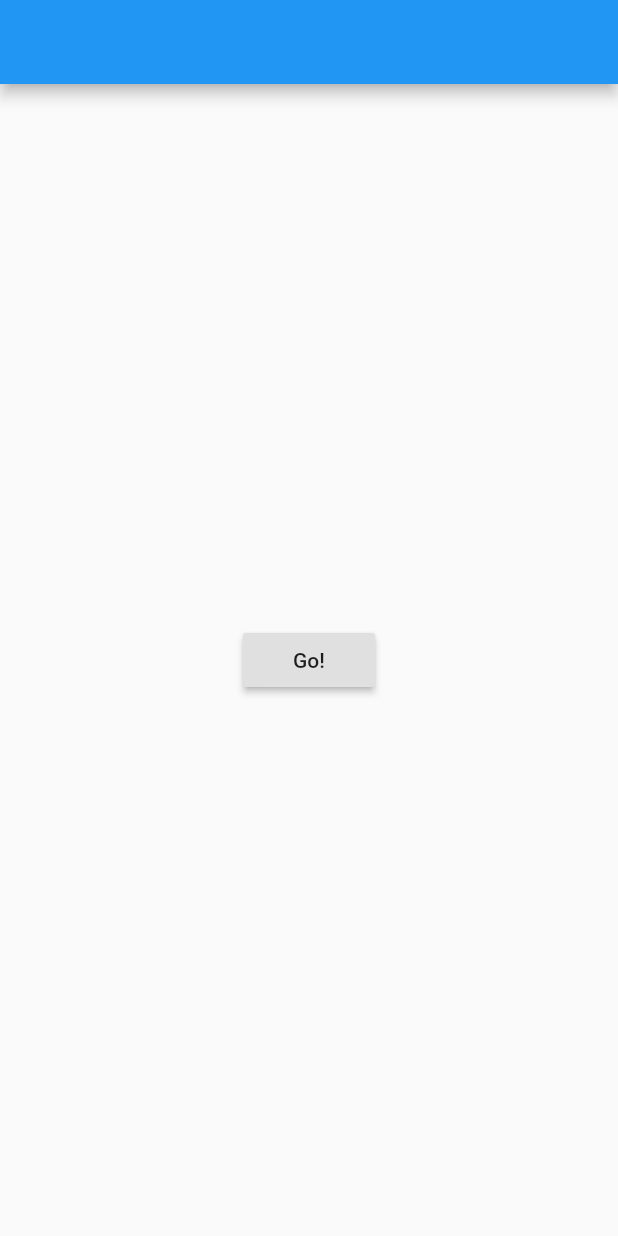
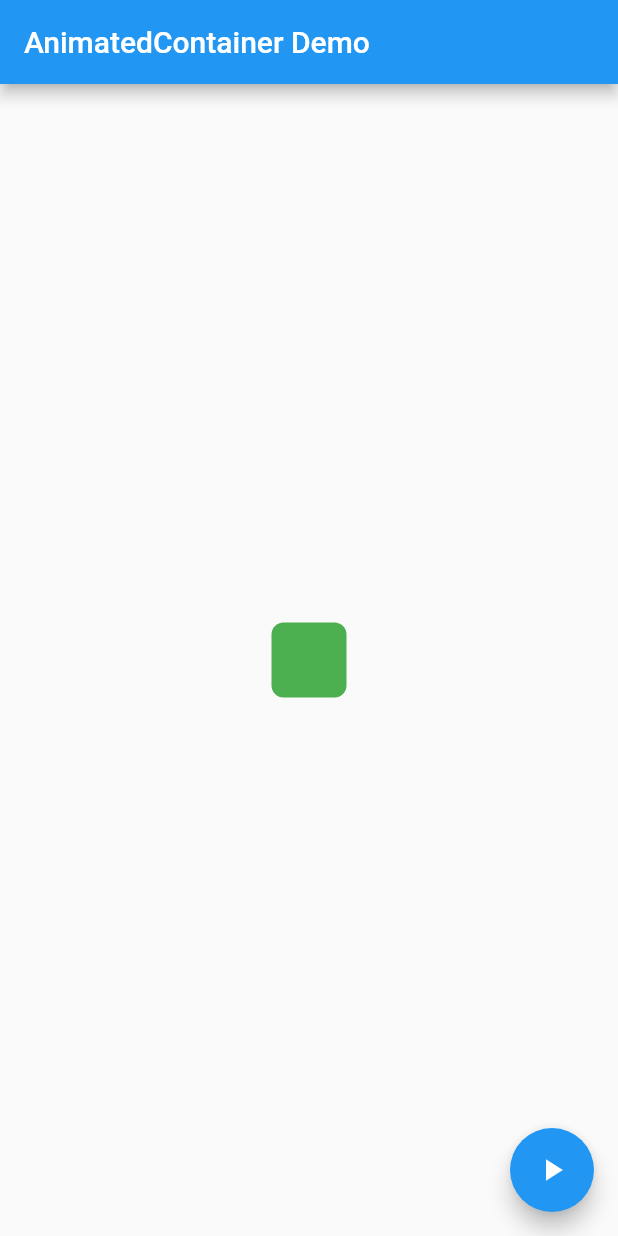
Before and after one commit to gyugie/flutter_animation, a Flutter app: the screen it shows after launch, on a phone screen of 412 x 824 dp. Run offline on Flutter 3.47's test engine with Material 2 defaults, Android fonts, the phone set to English and light mode, and no system bars.

Commit message:
Animate the properties of a container

```diff
--- a/lib/main.dart
+++ b/lib/main.dart
@@ -1,58 +1,72 @@
+import 'dart:math';
+
 import 'package:flutter/material.dart';
 
-void main(){
-  runApp(MaterialApp(
-    home: Page1(),
-    ));
+void main() => runApp(AnimatedContainerApp());
+
+class AnimatedContainerApp extends StatefulWidget {
+  @override
+  _AnimatedContainerAppState createState() => _AnimatedContainerAppState();
 }
 
-class Page1 extends StatelessWidget {
+class _AnimatedContainerAppState extends State<AnimatedContainerApp> {
+  // Define the various properties with default values. Update these properties
+  // when the user taps a FloatingActionButton.
+  double _width = 50;
+  double _height = 50;
+  Color _color = Colors.green;
+  BorderRadiusGeometry _borderRadius = BorderRadius.circular(8);
+
   @override
   Widget build(BuildContext context) {
-    return Scaffold(
-      appBar: AppBar(),
-      body: Center(
-        child: RaisedButton(
-          child: Text('Go!'),
+    return MaterialApp(
+      home: Scaffold(
+        appBar: AppBar(
+          title: Text('AnimatedContainer Demo'),
+        ),
+        body: Center(
+          child: AnimatedContainer(
+            // Use the properties stored in the State class.
+            width: _width,
+            height: _height,
+            decoration: BoxDecoration(
+              color: _color,
+              borderRadius: _borderRadius,
+            ),
+            // Define how long the animation should take.
+            duration: Duration(seconds: 1),
+            // Provide an optional curve to make the animation feel smoother.
+            curve: Curves.fastOutSlowIn,
+          ),
+        ),
+        floatingActionButton: FloatingActionButton(
+          child: Icon(Icons.play_arrow),
+          // When the user taps the button
           onPressed: () {
-            Navigator.of(context).push(_createRoute());
+            // Use setState to rebuild the widget with new values.
+            setState(() {
+              // Create a random number generator.
+              final random = Random();
+
+              // Generate a random width and height.
+              _width = random.nextInt(300).toDouble();
+              _height = random.nextInt(300).toDouble();
+
+              // Generate a random color.
+              _color = Color.fromRGBO(
+                random.nextInt(256),
+                random.nextInt(256),
+                random.nextInt(256),
+                1,
+              );
+
+              // Generate a random border radius.
+              _borderRadius =
+                  BorderRadius.circular(random.nextInt(100).toDouble());
+            });
           },
         ),
       ),
     );
   }
 }
-
-Route _createRoute(){
-  return PageRouteBuilder(
-    pageBuilder: (context, animation, secondaryAnimation) => Page2(),
-    transitionsBuilder: (context, animation, secondaryAnimation, child){
-      var begin = Offset(0.0, 1.0);
-      var end   = Offset.zero;
-      var curve = Curves.ease;
-
-      var tween = Tween(begin: begin, end: end);
-      var curvedAnimation = CurvedAnimation(
-      parent: animation,
-      curve: curve,
-      );
-
-         return SlideTransition(
-            position: tween.animate(curvedAnimation),
-            child: child,
-          );
-    },
-  );
-}
-
-class Page2 extends StatelessWidget {
-  @override
-  Widget build(BuildContext context) {
-    return Scaffold(
-      appBar: AppBar(),
-      body: Center(
-        child: Text('Page 2'),
-      ),
-    );
-  }
-}
```
